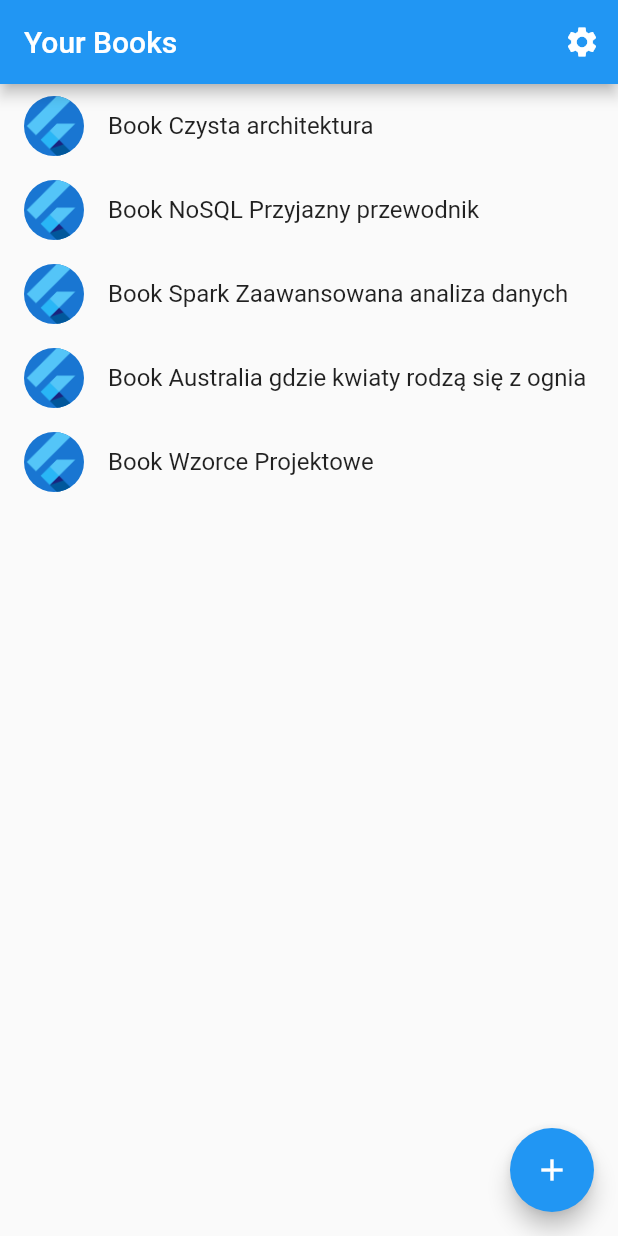
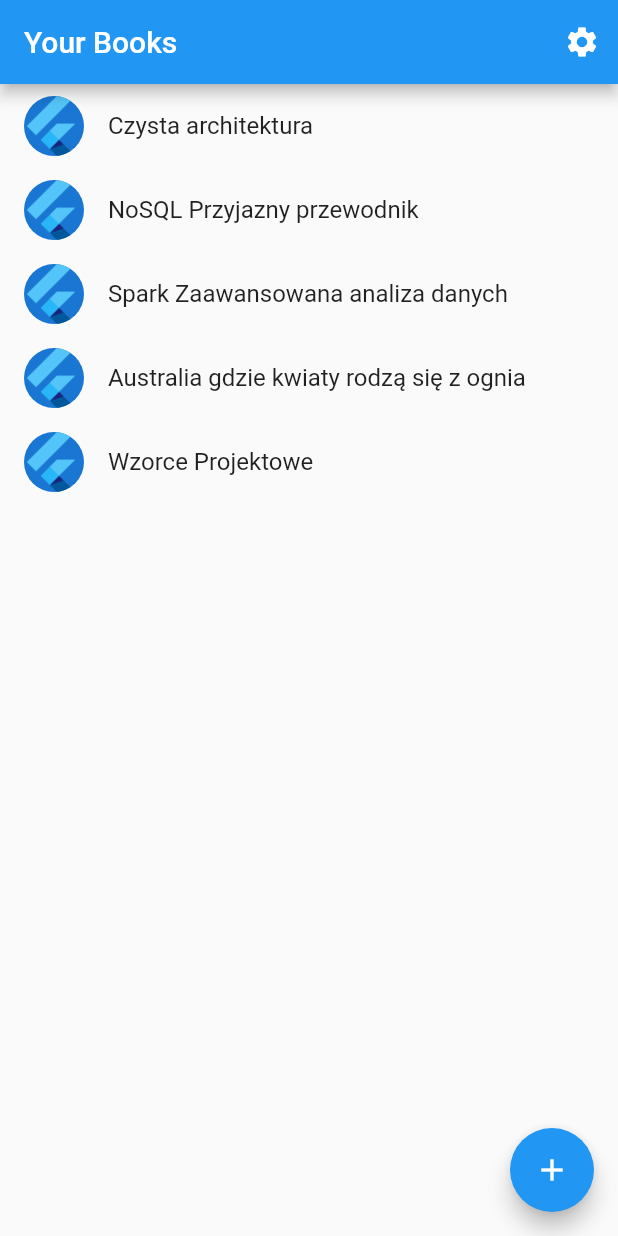
Before and after one commit to kcybul/books, a Flutter app: the screen it shows after launch, on a phone screen of 412 x 824 dp. Run offline on Flutter 3.47's test engine with Material 2 defaults, Android fonts, the phone set to English and light mode, and no system bars; generated files the repository leaves out were written again.

Commit message:
Working but not working

```diff
--- a/lib/src/app.dart
+++ b/lib/src/app.dart
@@ -1,21 +1,19 @@
+import 'package:books/src/my_books_feature/book_service.dart';
 import 'package:flutter/material.dart';
 import 'package:flutter_gen/gen_l10n/app_localizations.dart';
 import 'package:flutter_localizations/flutter_localizations.dart';
 
-import 'sample_feature/book.dart';
-import 'sample_feature/book_details_view.dart';
-import 'sample_feature/book_list_view.dart';
+import 'my_books_feature/book.dart';
+import 'my_books_feature/book_details_view.dart';
+import 'my_books_feature/book_list_view.dart';
 import 'settings/settings_controller.dart';
 import 'settings/settings_view.dart';
 
-/// The Widget that configures your application.
-class BooksApp extends StatelessWidget {
-  const BooksApp({
-    Key? key,
-    required this.settingsController,
-  }) : super(key: key);
+class _BooksAppState extends State<BooksApp> {
+  _BooksAppState(this.settingsController, this.bookDataService);
 
   final SettingsController settingsController;
+  final BookService bookDataService;
 
   @override
   Widget build(BuildContext context) {
@@ -58,7 +56,7 @@ class BooksApp extends StatelessWidget {
           // preferred ThemeMode (light, dark, or system default) from the
           // SettingsController to display the correct theme.
           theme: ThemeData(),
-          darkTheme: ThemeData.light(),
+          darkTheme: ThemeData.dark(),
           themeMode: settingsController.themeMode,
 
           // Define a function to handle named routes in order to support
@@ -71,10 +69,14 @@ class BooksApp extends StatelessWidget {
                   case SettingsView.routeName:
                     return SettingsView(controller: settingsController);
                   case BookDetailsView.routeName:
-                    return const BookDetailsView();
+                    return BookDetailsView(
+                      book: routeSettings.arguments as Book,
+                    );
                   case BookListView.routeName:
                   default:
-                    return const BookListView();
+                    return BookListView(
+                      bookDataService: bookDataService,
+                    );
                 }
               },
             );
@@ -84,3 +86,20 @@ class BooksApp extends StatelessWidget {
     );
   }
 }
+
+/// The Widget that configures your application.
+class BooksApp extends StatefulWidget {
+  const BooksApp({
+    Key? key,
+    required this.settingsController,
+    required this.bookDataService,
+  }) : super(key: key);
+
+  final SettingsController settingsController;
+  final BookService bookDataService;
+
+  @override
+  _BooksAppState createState() =>
+      // ignore: no_logic_in_create_state
+      _BooksAppState(settingsController, bookDataService);
+}
--- a/lib/src/sample_feature/book_list_view.dart
+++ b/lib/src/my_books_feature/book_list_view.dart
@@ -1,25 +1,14 @@
+import 'package:books/src/my_books_feature/book.dart';
 import 'package:flutter/material.dart';
 
 import '../settings/settings_view.dart';
-import 'book.dart';
 import 'book_details_view.dart';
+import 'book_service.dart';
 
-/// Displays a list of SampleItems.
-class BookListView extends StatelessWidget {
-  const BookListView({
-    Key? key,
-    this.items = const [
-      Book('Czysta architektura'),
-      Book('NoSQL Przyjazny przewodnik'),
-      Book('Spark Zaawansowana analiza danych'),
-      Book('Australia gdzie kwiaty rodzą się z ognia'),
-      Book('Wzorce Projektowe')
-    ],
-  }) : super(key: key);
+class _BookListViewState extends State<BookListView> {
+  _BookListViewState(this.bookDataService);
 
-  static const routeName = '/';
-
-  final List<Book> items;
+  final BookService bookDataService;
 
   @override
   Widget build(BuildContext context) {
@@ -50,12 +39,12 @@ class BookListView extends StatelessWidget {
         // scroll position when a user leaves and returns to the app after it
         // has been killed while running in the background.
         restorationId: 'sampleItemListView',
-        itemCount: items.length,
+        itemCount: bookDataService.items.length,
         itemBuilder: (BuildContext context, int index) {
-          final item = items[index];
+          final item = bookDataService.items[index];
 
           return ListTile(
-              title: Text('Book ${item.name}'),
+              title: Text(item.name),
               leading: const CircleAvatar(
                 // Display the Flutter Logo image asset.
                 foregroundImage: AssetImage('assets/images/flutter_logo.png'),
@@ -64,10 +53,8 @@ class BookListView extends StatelessWidget {
                 // Navigate to the details page. If the user leaves and returns to
                 // the app after it has been killed while running in the
                 // background, the navigation stack is restored.
-                Navigator.restorablePushNamed(
-                  context,
-                  BookDetailsView.routeName,
-                );
+                Navigator.pushNamed(context, BookDetailsView.routeName,
+                    arguments: item);
               });
         },
       ),
@@ -75,7 +62,10 @@ class BookListView extends StatelessWidget {
         onPressed: () {
           Navigator.push(
             context,
-            MaterialPageRoute(builder: (context) => SecondRoute(items: items)),
+            MaterialPageRoute(
+                builder: (context) => AddBook(
+                      bookDataService: bookDataService,
+                    )),
           );
         },
         backgroundColor: Colors.blue,
@@ -85,10 +75,29 @@ class BookListView extends StatelessWidget {
   }
 }
 
+/// Displays a list of SampleItems.
+class BookListView extends StatefulWidget {
+  const BookListView({
+    Key? key,
+    required this.bookDataService,
+  }) : super(key: key);
+
+  static const routeName = '/';
+
+  final BookService bookDataService;
+
+  @override
+  // ignore: no_logic_in_create_state
+  _BookListViewState createState() => _BookListViewState(bookDataService);
+}
+
 //new item
 
-class SecondRoute extends StatelessWidget {
-  const SecondRoute({Key? key, required List<Book> items}) : super(key: key);
+class _AddBookState extends State<AddBook> {
+  _AddBookState(this.bookDataService);
+
+  final BookService bookDataService;
+  final bookNameController = TextEditingController();
 
   @override
   Widget build(BuildContext context) {
@@ -98,10 +107,11 @@ class SecondRoute extends StatelessWidget {
       ),
       body: Column(
         children: [
-          const Padding(
-            padding: EdgeInsets.symmetric(horizontal: 8, vertical: 16),
+          Padding(
+            padding: const EdgeInsets.symmetric(horizontal: 8, vertical: 16),
             child: TextField(
-              decoration: InputDecoration(
+              controller: bookNameController,
+              decoration: const InputDecoration(
                 border: OutlineInputBorder(),
                 hintText: 'Book name',
               ),
@@ -115,6 +125,9 @@ class SecondRoute extends StatelessWidget {
                   padding: const EdgeInsets.all(20.0),
                   child: ElevatedButton(
                     onPressed: () {
+                      setState(() {
+                        bookDataService.addBook(Book(bookNameController.text));
+                      });
                       Navigator.pop(context);
                     },
                     child: const Text('Add'),
@@ -135,3 +148,13 @@ class SecondRoute extends StatelessWidget {
     );
   }
 }
+
+class AddBook extends StatefulWidget {
+  const AddBook({Key? key, required this.bookDataService}) : super(key: key);
+
+  final BookService bookDataService;
+
+  @override
+  // ignore: no_logic_in_create_state
+  _AddBookState createState() => _AddBookState(bookDataService);
+}
--- /dev/null
+++ b/lib/src/my_books_feature/book_service.dart
@@ -0,0 +1,14 @@
+import 'package:flutter/material.dart';
+
+import 'book.dart';
+
+class BookService with ChangeNotifier {
+  BookService(this.items);
+
+  final List<Book> items;
+
+  void addBook(Book book) {
+    items.add(book);
+    notifyListeners();
+  }
+}
```
Also changed, not shown: lib/main.dart (+21 -1 lines), lib/src/my_books_feature/book_details_view.dart (renamed from lib/src/sample_feature/book_details_view.dart, +7 -4 lines), lib/src/my_books_feature/book.dart (renamed from lib/src/sample_feature/book.dart).
